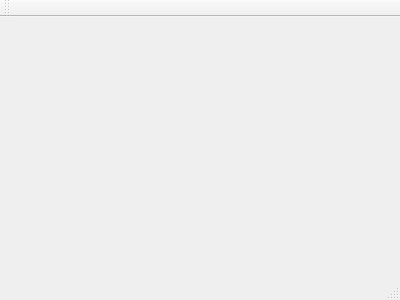
The window that Project02 - QT Pet Database/src/PetDatabase/mainwindow.ui (tonysulfaro/CSE-335-Projects) describes before a commit, drawn with Qt 5.
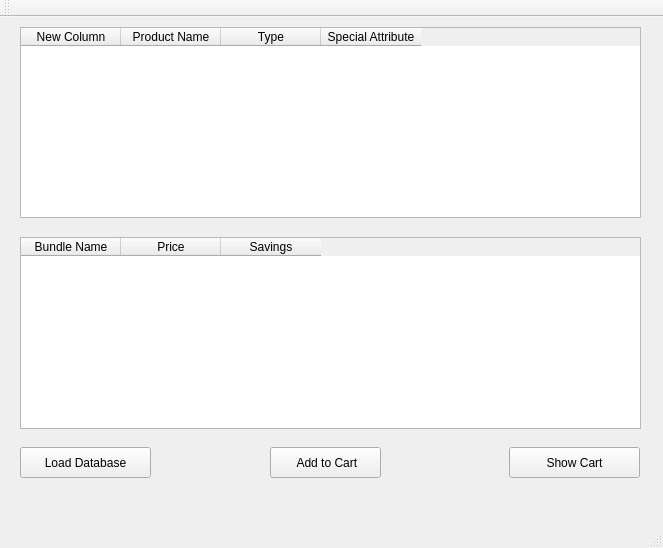
The same window after the commit.

```diff
--- a/Project02 - QT Pet Database/src/PetDatabase/mainwindow.ui
+++ b/Project02 - QT Pet Database/src/PetDatabase/mainwindow.ui
@@ -1,24 +1,134 @@
 <ui version="4.0">
  <class>MainWindow</class>
- <widget class="QMainWindow" name="MainWindow" >
-  <property name="geometry" >
+ <widget class="QMainWindow" name="MainWindow">
+  <property name="geometry">
    <rect>
     <x>0</x>
     <y>0</y>
-    <width>400</width>
-    <height>300</height>
+    <width>663</width>
+    <height>548</height>
    </rect>
   </property>
   <property name="windowTitle" >
    <string>MainWindow</string>
   </property>
-  <widget class="QMenuBar" name="menuBar" />
-  <widget class="QToolBar" name="mainToolBar" />
-  <widget class="QWidget" name="centralWidget" />
-  <widget class="QStatusBar" name="statusBar" />
+  <widget class="QWidget" name="centralWidget">
+   <widget class="QTableWidget" name="tableWidget">
+    <property name="geometry">
+     <rect>
+      <x>20</x>
+      <y>10</y>
+      <width>621</width>
+      <height>191</height>
+     </rect>
+    </property>
+    <column>
+     <property name="text">
+      <string>New Column</string>
+     </property>
+    </column>
+    <column>
+     <property name="text">
+      <string>Product Name</string>
+     </property>
+    </column>
+    <column>
+     <property name="text">
+      <string>Type</string>
+     </property>
+    </column>
+    <column>
+     <property name="text">
+      <string>Special Attribute</string>
+     </property>
+    </column>
+   </widget>
+   <widget class="QTableWidget" name="tableWidget_2">
+    <property name="geometry">
+     <rect>
+      <x>20</x>
+      <y>220</y>
+      <width>621</width>
+      <height>192</height>
+     </rect>
+    </property>
+    <column>
+     <property name="text">
+      <string>Bundle Name</string>
+     </property>
+    </column>
+    <column>
+     <property name="text">
+      <string>Price</string>
+     </property>
+    </column>
+    <column>
+     <property name="text">
+      <string>Savings</string>
+     </property>
+    </column>
+   </widget>
+   <widget class="QPushButton" name="btnLoadDatabase">
+    <property name="geometry">
+     <rect>
+      <x>20</x>
+      <y>430</y>
+      <width>131</width>
+      <height>31</height>
+     </rect>
+    </property>
+    <property name="text">
+     <string>Load Database</string>
+    </property>
+   </widget>
+   <widget class="QPushButton" name="btnAddCart">
+    <property name="geometry">
+     <rect>
+      <x>270</x>
+      <y>430</y>
+      <width>111</width>
+      <height>31</height>
+     </rect>
+    </property>
+    <property name="text">
+     <string> Add to Cart</string>
+    </property>
+   </widget>
+   <widget class="QPushButton" name="btnShowCart">
+    <property name="geometry">
+     <rect>
+      <x>509</x>
+      <y>430</y>
+      <width>131</width>
+      <height>31</height>
+     </rect>
+    </property>
+    <property name="text">
+     <string>Show Cart</string>
+    </property>
+   </widget>
+  </widget>
+  <widget class="QMenuBar" name="menuBar">
+   <property name="geometry">
+    <rect>
+     <x>0</x>
+     <y>0</y>
+     <width>663</width>
+     <height>17</height>
+    </rect>
+   </property>
+  </widget>
+  <widget class="QToolBar" name="mainToolBar">
+   <attribute name="toolBarArea">
+    <enum>TopToolBarArea</enum>
+   </attribute>
+   <attribute name="toolBarBreak">
+    <bool>false</bool>
+   </attribute>
+  </widget>
+  <widget class="QStatusBar" name="statusBar"/>
  </widget>
- <layoutDefault spacing="6" margin="11" />
- <pixmapfunction></pixmapfunction>
+ <layoutdefault spacing="6" margin="11"/>
  <resources/>
  <connections/>
 </ui>
```
Left out of the diff: 3 changed lines with no effect on the pictures.
